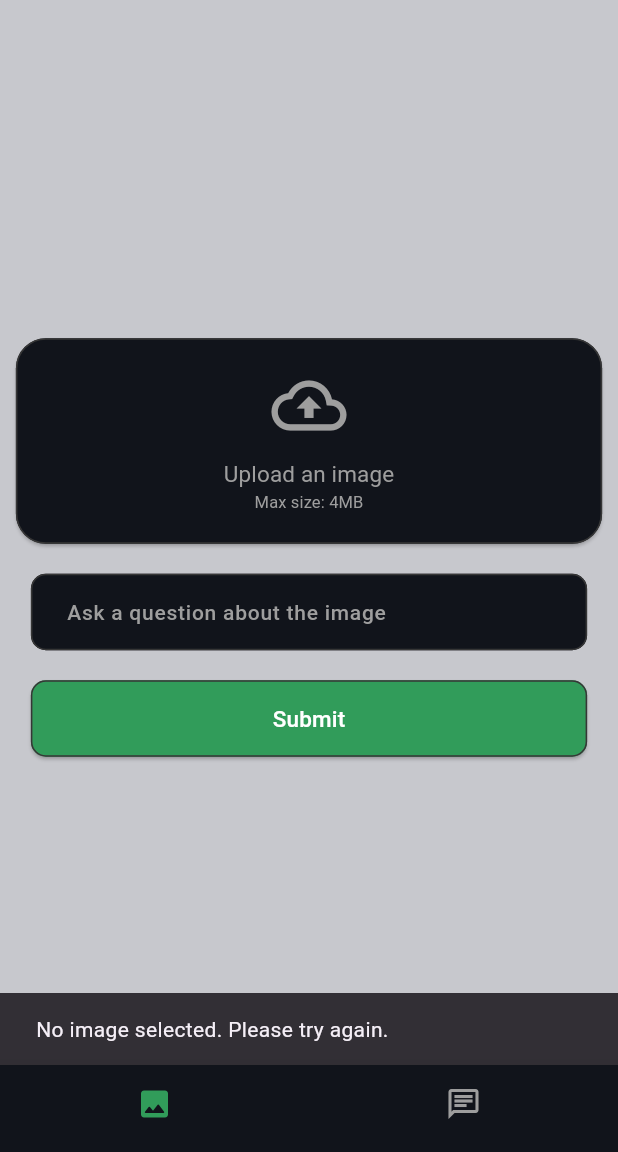
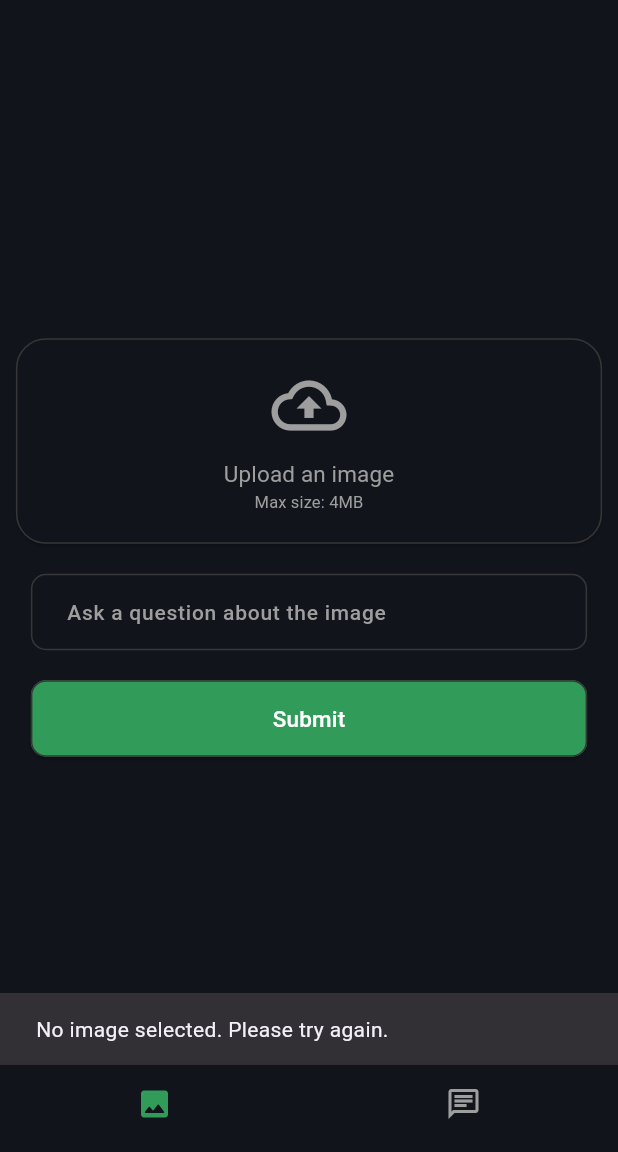
Before and after one commit to joharkhan99/genievision-chat-and-image-ai, a Flutter app: the screen it shows after launch, after a tap on "Upload an image", on a phone screen of 412 x 824 dp, the part 84-1236 px from its top. Run offline on Flutter 3.47's test engine with Material 3 defaults, Android fonts, the phone set to English and light mode, and no system bars; our stand-ins replace google_generative_ai, hive_flutter, image_picker; accounts and stored records are empty.

Commit message:
Update chat and image screens

```diff
--- a/lib/main.dart
+++ b/lib/main.dart
@@ -1,6 +1,5 @@
+import 'package:flutter/foundation.dart';
 import 'package:flutter/material.dart';
-import 'package:genievision/screens/chat_screen.dart';
-import 'package:genievision/screens/image_screen.dart';
 import 'package:genievision/screens/splash_screen.dart';
 import 'package:hive_flutter/hive_flutter.dart';
 
@@ -21,9 +20,35 @@ class MyApp extends StatefulWidget {
 class _MyAppState extends State<MyApp> {
   @override
   Widget build(BuildContext context) {
-    return const MaterialApp(
-      debugShowCheckedModeBanner: false,
-      home: SplashScreen(),
+    return const WebContainer(
+      app: MaterialApp(
+        debugShowCheckedModeBanner: false,
+        home: SplashScreen(),
+      ),
     );
   }
 }
+
+class WebContainer extends StatelessWidget {
+  final MaterialApp app;
+  const WebContainer({super.key, required this.app});
+
+  @override
+  Widget build(BuildContext context) {
+    double screenWidth = MediaQuery.of(context).size.width;
+
+    return kIsWeb
+        ? Container(
+            color: Colors.black,
+            child: FractionallySizedBox(
+              widthFactor: screenWidth < 1000 ? 1.0 : 500 / screenWidth,
+              child: Container(
+                padding: const EdgeInsets.symmetric(horizontal: 10),
+                color: const Color.fromARGB(255, 17, 20, 27),
+                child: app,
+              ),
+            ),
+          )
+        : app;
+  }
+}
--- a/lib/screens/chat_screen.dart
+++ b/lib/screens/chat_screen.dart
@@ -76,6 +76,8 @@ class _ChatScreenState extends State<ChatScreen> {
     );
     var content = Content.text(_inputController.text);
     var response = await chat.sendMessage(content);
+    print(response);
+    print(response.text);
 
     Message responseMessage = Message();
     responseMessage.sender = 'genie';
@@ -111,6 +113,7 @@ class _ChatScreenState extends State<ChatScreen> {
   Widget build(BuildContext context) {
     return Container(
       padding: const EdgeInsets.all(0),
+      color: Color.fromARGB(255, 17, 20, 27),
       child: Column(
         children: [
           Expanded(
--- a/lib/screens/image_output_screen.dart
+++ b/lib/screens/image_output_screen.dart
@@ -1,3 +1,4 @@
+import 'package:flutter/foundation.dart';
 import 'package:flutter/material.dart';
 import 'package:flutter/services.dart';
 
@@ -65,7 +66,7 @@ class ImageOutputScreen extends StatelessWidget {
               children: [
                 SizedBox(
                   // 50% of screen width
-                  width: MediaQuery.of(context).size.width * 0.47,
+                  width: MediaQuery.of(context).size.width * (kIsWeb ? 0.1 : 0.49),
                   child: ElevatedButton(
                     onPressed: () => goBack(context),
                     style: ElevatedButton.styleFrom(
@@ -86,7 +87,7 @@ class ImageOutputScreen extends StatelessWidget {
                   width: MediaQuery.of(context).size.width * 0.01,
                 ),
                 SizedBox(
-                  width: MediaQuery.of(context).size.width * 0.47,
+                  width: MediaQuery.of(context).size.width * (kIsWeb ? 0.1 : 0.49),
                   child: ElevatedButton(
                     onPressed: () => copyText(context),
                     style: ElevatedButton.styleFrom(
--- a/lib/screens/image_screen.dart
+++ b/lib/screens/image_screen.dart
@@ -1,7 +1,9 @@
 import 'dart:io';
 import 'dart:async';
 
+import 'package:flutter/foundation.dart';
 import 'package:flutter/material.dart';
+import 'package:flutter/services.dart';
 import 'package:genievision/screens/image_output_screen.dart';
 import 'package:google_generative_ai/google_generative_ai.dart';
 import 'package:image_picker/image_picker.dart';
@@ -17,6 +19,8 @@ class _ImageScreenState extends State<ImageScreen> {
   final _nameController = TextEditingController();
   late DataPart _imagePart;
   late File _imageFile;
+  late Image _webImageFile;
+  late bool _isWebImageUploaded;
   late String _fileName = "";
   bool _isLoading = false;
 
@@ -25,12 +29,33 @@ class _ImageScreenState extends State<ImageScreen> {
   void initState() {
     super.initState();
     _imageFile = File("");
+    _webImageFile = Image.asset("");
+    _isWebImageUploaded = false;
+    _imagePart = DataPart("", Uint8List(0));
   }
 
   Future<void> uploadImage(BuildContext context) async {
     final picker = ImagePicker();
     final pickedFile = await picker.pickImage(source: ImageSource.gallery, imageQuality: 0);
     if (pickedFile != null) {
+      if (kIsWeb) {
+        final imageBytes = await pickedFile.readAsBytes();
+        final image = Image.memory(imageBytes);
+        setState(() {
+          _webImageFile = image;
+          _isWebImageUploaded = true;
+        });
+
+        if (imageBytes.length > 4 * 1024 * 1024) {
+          const snackBar = SnackBar(
+            content: Text("Image size should be less than 4MB"),
+            duration: Duration(seconds: 2),
+          );
+          ScaffoldMessenger.of(context).showSnackBar(snackBar);
+        }
+        final imagePart = DataPart("image/jpeg", imageBytes);
+        _imagePart = imagePart;
+      } else {
         final File imageFile = File(pickedFile.path);
         final imageBytes = await imageFile.readAsBytes();
         setState(() {
@@ -44,11 +69,10 @@ class _ImageScreenState extends State<ImageScreen> {
             duration: Duration(seconds: 2),
           );
           ScaffoldMessenger.of(context).showSnackBar(snackBar);
-        return null;
         }
         final imagePart = DataPart("image/jpeg", imageBytes);
-      // return imagePart;
         _imagePart = imagePart;
+      }
     } else {
       const snackBar = SnackBar(
         content: Text("No image selected. Please try again."),
@@ -60,7 +84,7 @@ class _ImageScreenState extends State<ImageScreen> {
 
   Future<void> generateText(BuildContext context) async {
     final imagePart = _imagePart;
-    if (_imageFile.path == "") {
+    if (_imageFile.path == "" && !_isWebImageUploaded) {
       const snackBar = SnackBar(
         content: Text("Please upload an image."),
         duration: Duration(seconds: 2),
@@ -119,15 +143,23 @@ class _ImageScreenState extends State<ImageScreen> {
 
   @override
   Widget build(BuildContext context) {
-    return Center(
+    return Container(
+      color: const Color.fromARGB(255, 17, 20, 27),
+      child: Center(
         child: SingleChildScrollView(
           child: Container(
-          color: Colors.transparent,
+            color: const Color.fromARGB(255, 17, 20, 27),
             child: Column(
               mainAxisAlignment: MainAxisAlignment.center,
               crossAxisAlignment: CrossAxisAlignment.center,
               children: [
-              _imageFile.path != ""
+                kIsWeb && _isWebImageUploaded
+                    ? SizedBox(
+                        width: 200,
+                        height: 200,
+                        child: _webImageFile,
+                      )
+                    : _imageFile.path != ""
                         ? Image.file(
                             _imageFile,
                             width: 100,
@@ -276,6 +308,7 @@ class _ImageScreenState extends State<ImageScreen> {
             ),
           ),
         ),
+      ),
     );
   }
 }
```
Lines whose indentation alone changed are shown as unchanged.
